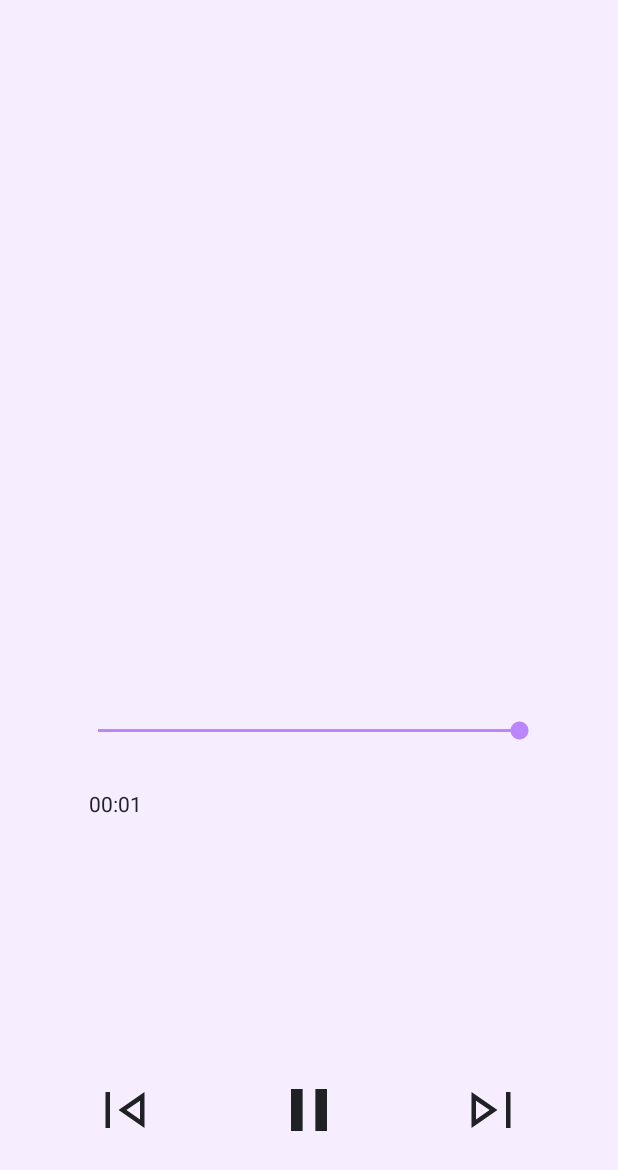
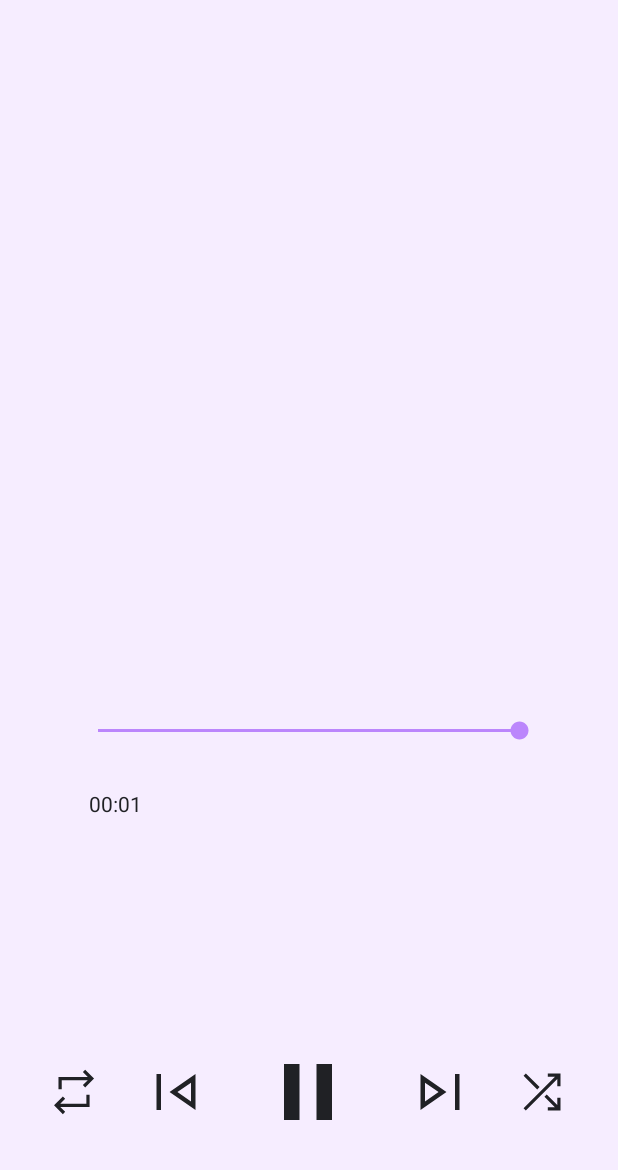
Before and after one commit to alantay11/AudiNUS, an Android app: the MusicPlayerActivity screen opened directly, with no data from a screen before it, on a phone screen of 412 x 824 dp. Shown: the top 1170 px of the screen. Run offline under Robolectric (Android 15) with nearby library versions, the phone set to English and light mode, and no system bars; 8 statements that could not run were skipped.

Commit message:
added shuffle and repeat functionality that persists even when leaving the music player screen
made play/pause button larger to highlight most frequently used button

```diff
--- a/app/src/main/java/com/orbital/audinus/MusicPlayerActivity.java
+++ b/app/src/main/java/com/orbital/audinus/MusicPlayerActivity.java
@@ -1,6 +1,4 @@
 package com.orbital.audinus;
-
-import androidx.appcompat.app.AppCompatActivity;
 
 import android.annotation.SuppressLint;
 import android.media.MediaPlayer;
@@ -10,21 +8,23 @@ import android.widget.ImageView;
 import android.widget.SeekBar;
 import android.widget.TextView;
 
+import androidx.appcompat.app.AppCompatActivity;
+
 import java.io.IOException;
 import java.util.ArrayList;
+import java.util.Random;
 import java.util.concurrent.TimeUnit;
-import java.util.Random;
 
 public class MusicPlayerActivity extends AppCompatActivity implements MediaPlayer.OnCompletionListener {
 
     TextView titleTextView, currentTimeTextView, totalTimeTextView;
     SeekBar seekBar;
-    ImageView playPauseButton, nextButton, previousButton, albumArt;
+    ImageView playPauseButton, nextButton, previousButton, albumArt, shuffleButton, repeatButton;
     ArrayList<AudioModel> songList;
     AudioModel currentSong;
     MediaPlayer mediaPlayer = MyMediaPlayer.getInstance();
-    boolean isRepeat;
-    boolean isShuffle;
+
+    //private static final String TAG = "MyActivity";
 
 
     @Override
@@ -40,6 +40,8 @@ public class MusicPlayerActivity extends AppCompatActivity implements MediaPlaye
         playPauseButton = findViewById(R.id.pause_play);
         nextButton = findViewById(R.id.next);
         previousButton = findViewById(R.id.previous);
+        shuffleButton = findViewById(R.id.shuffle);
+        repeatButton = findViewById(R.id.repeat);
         albumArt = findViewById(R.id.album_art);
 
         titleTextView.setSelected(true);
@@ -65,6 +67,18 @@ public class MusicPlayerActivity extends AppCompatActivity implements MediaPlaye
                         MyMediaPlayer.currentTime = mediaPlayer.getCurrentPosition();
                     } else {
                         playPauseButton.setImageResource(R.drawable.play_arrow_48px);
+                    }
+
+                    if (MyMediaPlayer.isShuffle) {
+                        shuffleButton.setImageResource(R.drawable.shuffle_on_48px);
+                    } else {
+                        shuffleButton.setImageResource(R.drawable.shuffle_48px);
+                    }
+
+                    if (MyMediaPlayer.isRepeat) {
+                        repeatButton.setImageResource(R.drawable.repeat_on_48px);
+                    } else {
+                        repeatButton.setImageResource(R.drawable.repeat_48px);
                     }
 
                 }
@@ -114,12 +128,14 @@ public class MusicPlayerActivity extends AppCompatActivity implements MediaPlaye
 
         albumArt.setImageBitmap(currentSong.getAlbumArt());
 
-        playPauseButton.setOnClickListener(v-> playPause());
-        nextButton.setOnClickListener(v-> playNextSong());
-        previousButton.setOnClickListener(v-> backButtonAction());
+        playPauseButton.setOnClickListener(v -> playPause());
+        nextButton.setOnClickListener(v -> playNextSong());
+        previousButton.setOnClickListener(v -> backButtonAction());
+        repeatButton.setOnClickListener(v -> repeatSong());
+        shuffleButton.setOnClickListener(v -> shuffleSong());
     }
 
-    private void playMusic(){
+    private void playMusic() {
 
         mediaPlayer.reset();
         try {
@@ -140,12 +156,25 @@ public class MusicPlayerActivity extends AppCompatActivity implements MediaPlaye
         }
     }
 
-    private void continueMusic(){
+    private void restartMusic() {
+        //Log.d(TAG, "restarting music");
+        mediaPlayer.reset();
+        try {
+            mediaPlayer.setDataSource(currentSong.getPath());
+            mediaPlayer.prepare();
+            mediaPlayer.start();
+            seekBar.setProgress(0);
+        } catch (IOException e) {
+            e.printStackTrace();
+        }
+    }
+
+    private void continueMusic() {
         seekBar.setProgress(mediaPlayer.getCurrentPosition());
         seekBar.setMax(mediaPlayer.getDuration());
     }
 
-    private void playNextSong(){
+    private void playNextSong() {
         if (MyMediaPlayer.currentIndex != songList.size() - 1) {
             MyMediaPlayer.currentIndex++;
             //mediaPlayer.reset();
@@ -154,7 +183,7 @@ public class MusicPlayerActivity extends AppCompatActivity implements MediaPlaye
         }
     }
 
-    private void backButtonAction(){
+    private void backButtonAction() {
         if (MyMediaPlayer.currentIndex != 0) {
             if (mediaPlayer.getCurrentPosition() >= 5000) {
                 mediaPlayer.seekTo(0);
@@ -168,7 +197,7 @@ public class MusicPlayerActivity extends AppCompatActivity implements MediaPlaye
         }
     }
 
-    private void playPause(){
+    private void playPause() {
         if (mediaPlayer.isPlaying()) {
             mediaPlayer.pause();
         } else {
@@ -176,23 +205,35 @@ public class MusicPlayerActivity extends AppCompatActivity implements MediaPlaye
         }
     }
 
+    private void repeatSong() {
+        MyMediaPlayer.isRepeat = !MyMediaPlayer.isRepeat;
+        //Log.d(TAG, "toggling repeat");
+    }
+
+    private void shuffleSong() {
+        MyMediaPlayer.isShuffle = !MyMediaPlayer.isShuffle;
+        //Log.d(TAG, "toggling shuffle");
+    }
+
+
     @Override
     public void onCompletion(MediaPlayer mp){
 
-        // check for repeat is ON or OFF
-        if(isRepeat){
-            // repeat is on play same song again
-            playMusic();
-        } else if(isShuffle){
+        // check if repeat is ON or OFF
+        if (MyMediaPlayer.isRepeat) {
+            // repeat is on, play same song again
+            //Log.d(TAG, "repeat is true");
+            restartMusic();
+        } else if (MyMediaPlayer.isShuffle) {
             // shuffle is on - play a random song
+            //Log.d(TAG, "shuffle is true");
             Random rand = new Random();
             MyMediaPlayer.currentIndex = rand.nextInt((songList.size() - 1) + 1);
-            //to be implemented
-        } else{
+            setResources();
+            playMusic();
+        } else {//if (MyMediaPlayer.currentIndex >= (songList.size() - 1)) {
             // no repeat or shuffle ON - play next song, if last song go to first song
-            if (MyMediaPlayer.currentIndex >= (songList.size() - 1)) {
-                MyMediaPlayer.currentIndex = -1;
-            }
+            //MyMediaPlayer.currentIndex = -1;
             playNextSong();
         }
     }
--- a/app/src/main/java/com/orbital/audinus/MyMediaPlayer.java
+++ b/app/src/main/java/com/orbital/audinus/MyMediaPlayer.java
@@ -14,9 +14,10 @@ public class MyMediaPlayer {
     }
 
     public static int currentIndex = -1;
+    public static int prevIndex = -2;
 
     public static int currentTime = 0;
 
-    public static int prevIndex = -2;
-
+    public static boolean isRepeat;
+    public static boolean isShuffle;
 }
--- /dev/null
+++ b/app/src/main/res/drawable/repeat_48px.xml
@@ -0,0 +1,10 @@
+<vector xmlns:android="http://schemas.android.com/apk/res/android"
+    android:width="48dp"
+    android:height="48dp"
+    android:viewportWidth="48"
+    android:viewportHeight="48"
+    android:tint="?attr/colorControlNormal">
+  <path
+      android:fillColor="@android:color/white"
+      android:pathData="M14.1,43.7 L6.25,35.85 14.1,27.95 16.15,30.05 11.8,34.4H35V26.45H37.85V37.3H11.8L16.15,41.6ZM10.2,21.45V10.6H36.25L31.9,6.3L33.95,4.2L41.8,12.05L33.95,19.95L31.9,17.85L36.25,13.5H13.1V21.45Z"/>
+</vector>
--- /dev/null
+++ b/app/src/main/res/drawable/repeat_on_48px.xml
@@ -0,0 +1,10 @@
+<vector xmlns:android="http://schemas.android.com/apk/res/android"
+    android:width="48dp"
+    android:height="48dp"
+    android:viewportWidth="48"
+    android:viewportHeight="48"
+    android:tint="?attr/colorControlNormal">
+  <path
+      android:fillColor="@android:color/white"
+      android:pathData="M5.15,45.75Q4,45.75 3.15,44.875Q2.3,44 2.3,42.85V5.1Q2.3,3.95 3.15,3.1Q4,2.25 5.15,2.25H42.9Q44.05,2.25 44.925,3.1Q45.8,3.95 45.8,5.1V42.85Q45.8,44 44.925,44.875Q44.05,45.75 42.9,45.75ZM14.1,43.7 L16.15,41.6 11.8,37.3H37.85V26.45H35V34.4H11.8L16.15,30.05L14.1,27.95L6.25,35.85ZM10.2,21.45H13.1V13.5H36.25L31.9,17.85L33.95,19.95L41.8,12.05L33.95,4.2L31.9,6.3L36.25,10.6H10.2Z"/>
+</vector>
--- /dev/null
+++ b/app/src/main/res/drawable/shuffle_48px.xml
@@ -0,0 +1,10 @@
+<vector xmlns:android="http://schemas.android.com/apk/res/android"
+    android:width="48dp"
+    android:height="48dp"
+    android:viewportWidth="48"
+    android:viewportHeight="48"
+    android:tint="?attr/colorControlNormal">
+  <path
+      android:fillColor="@android:color/white"
+      android:pathData="M19.75,21.7 L7.6,9.6 9.65,7.5 21.85,19.65ZM29.15,40.4V37.55H35.45L26.15,28.3L28.2,26.25L37.6,35.55V29.1H40.45V40.4ZM9.6,40.4 L7.6,38.35 35.55,10.35H29.15V7.5H40.45V18.8H37.6V12.45Z"/>
+</vector>
--- /dev/null
+++ b/app/src/main/res/drawable/shuffle_on_48px.xml
@@ -0,0 +1,10 @@
+<vector xmlns:android="http://schemas.android.com/apk/res/android"
+    android:width="48dp"
+    android:height="48dp"
+    android:viewportWidth="48"
+    android:viewportHeight="48"
+    android:tint="?attr/colorControlNormal">
+  <path
+      android:fillColor="@android:color/white"
+      android:pathData="M5,45.85Q3.85,45.85 3,45Q2.15,44.15 2.15,43V4.95Q2.15,3.85 3,2.95Q3.85,2.05 5,2.05H43.05Q44.15,2.05 45.05,2.95Q45.95,3.85 45.95,4.95V43Q45.95,44.15 45.05,45Q44.15,45.85 43.05,45.85ZM19.85,21.7 L21.9,19.65 9.7,7.5 7.65,9.6ZM29.2,40.4H40.5V29.1H37.65V35.55L28.25,26.25L26.25,28.3L35.5,37.55H29.2ZM9.65,40.4 L37.65,12.45V18.8H40.5V7.5H29.2V10.35H35.6L7.65,38.35Z"/>
+</vector>
--- a/app/src/main/res/layout/activity_music_player.xml
+++ b/app/src/main/res/layout/activity_music_player.xml
@@ -79,32 +79,57 @@
         android:id="@+id/previous"
         android:layout_width="wrap_content"
         android:layout_height="wrap_content"
-        android:layout_marginBottom="60dp"
+        android:layout_marginEnd="32dp"
+        android:layout_marginBottom="72dp"
         android:importantForAccessibility="no"
         android:src="@drawable/skip_previous_48px"
         app:layout_constraintBottom_toBottomOf="parent"
-        app:layout_constraintStart_toStartOf="@+id/current_time" />
+        app:layout_constraintEnd_toStartOf="@+id/pause_play" />
 
     <ImageView
         android:id="@+id/next"
         android:layout_width="wrap_content"
         android:layout_height="wrap_content"
-        android:layout_marginBottom="60dp"
+        android:layout_marginStart="32dp"
+        android:layout_marginBottom="72dp"
         android:importantForAccessibility="no"
         android:src="@drawable/skip_next_48px"
         app:layout_constraintBottom_toBottomOf="parent"
-        app:layout_constraintEnd_toEndOf="@+id/total_time" />
+        app:layout_constraintStart_toEndOf="@+id/pause_play" />
 
     <ImageView
         android:id="@+id/pause_play"
-        android:layout_width="wrap_content"
-        android:layout_height="wrap_content"
-        android:layout_marginBottom="60dp"
+        android:layout_width="64dp"
+        android:layout_height="64dp"
+        android:layout_marginBottom="64dp"
         android:importantForAccessibility="no"
         android:src="@drawable/pause_48px"
         app:layout_constraintBottom_toBottomOf="parent"
         app:layout_constraintEnd_toEndOf="parent"
+        app:layout_constraintHorizontal_bias="0.498"
         app:layout_constraintStart_toStartOf="parent" />
+
+    <ImageView
+        android:id="@+id/repeat"
+        android:layout_width="36dp"
+        android:layout_height="36dp"
+        android:layout_marginEnd="26dp"
+        android:layout_marginBottom="78dp"
+        android:importantForAccessibility="no"
+        app:layout_constraintBottom_toBottomOf="parent"
+        app:layout_constraintEnd_toStartOf="@+id/previous"
+        app:srcCompat="@drawable/repeat_48px" />
+
+    <ImageView
+        android:id="@+id/shuffle"
+        android:layout_width="36dp"
+        android:layout_height="36dp"
+        android:layout_marginStart="26dp"
+        android:layout_marginBottom="78dp"
+        android:importantForAccessibility="no"
+        app:layout_constraintBottom_toBottomOf="parent"
+        app:layout_constraintStart_toEndOf="@+id/next"
+        app:srcCompat="@drawable/shuffle_48px" />
 
 
 </androidx.constraintlayout.widget.ConstraintLayout>
```
